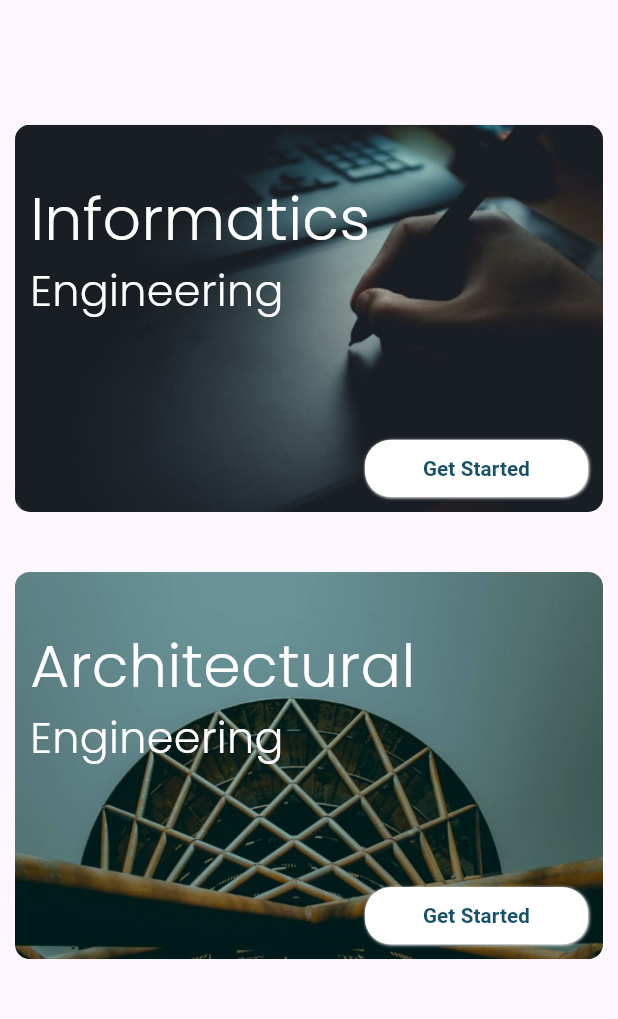
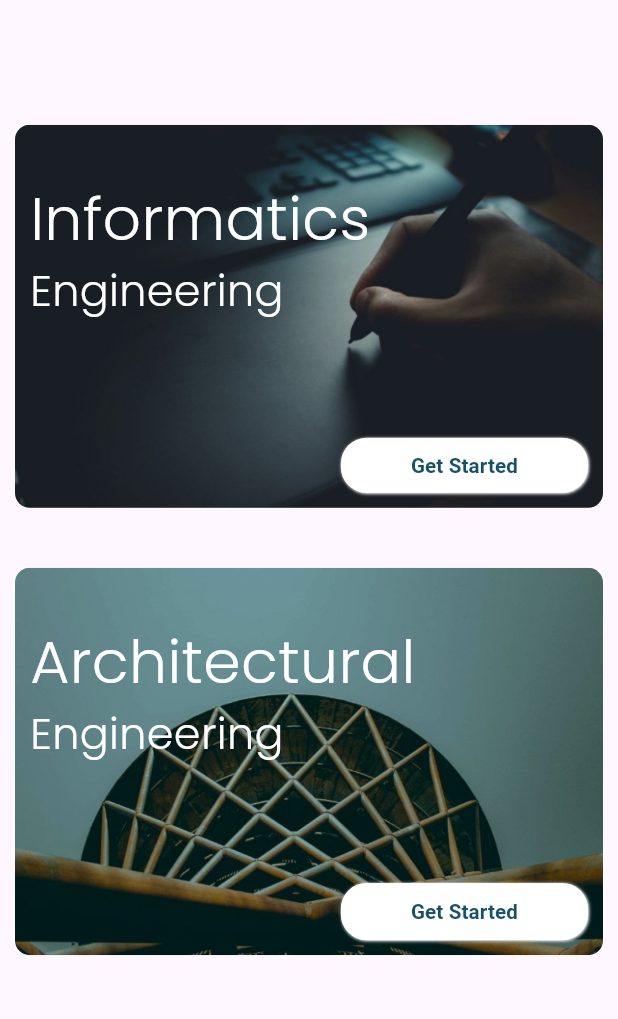
Before and after one commit to nnaaeell/spark, a Flutter app: the StudentService screen opened directly, on a phone screen of 412 x 824 dp, the part 73-1092 px from its top. Run offline on Flutter 3.47's test engine with Material 3 defaults, Android fonts, the phone set to English and light mode, and no system bars; our stand-ins replace bloc, cached_network_image, dio, flutter_bloc, flutter_screenutil, flutter_spinkit and 8 more; accounts and stored records are empty; network calls fail.

```diff
--- a/lib/main.dart
+++ b/lib/main.dart
@@ -1,4 +1,7 @@
+import 'dart:io';
+
 import 'package:flutter/material.dart';
+import 'package:flutter/services.dart';
 import 'package:flutter_bloc/flutter_bloc.dart';
 import 'package:flutter_localizations/flutter_localizations.dart';
 import 'package:flutter_screenutil/flutter_screenutil.dart';
@@ -9,6 +12,10 @@ import 'package:spark/ui/screens/company_service_details/cubit/company_service_d
 import 'package:spark/ui/screens/company_services/cubit/company_services_cubit.dart';
 import 'package:spark/ui/screens/home/home_screen.dart';
 import 'package:spark/ui/screens/on_boarding/on_boarding_screen.dart';
+import 'package:spark/ui/screens/our_projects/cubit/our_projects_cubit.dart';
+import 'package:spark/ui/screens/screens.dart';
+import 'package:spark/ui/screens/student_course_request/cubit/student_course_request_cubit.dart';
+import 'package:spark/ui/screens/student_project_request/cubit/student_project_request_cubit.dart';
 import 'package:spark/ui/style/themes/spark_theme.dart';
 import 'package:spark/utilities/spark_bloc_observer.dart';
 
@@ -16,6 +23,7 @@ import 'network/remote/dio_helper.dart';
 
 void main() async {
   WidgetsFlutterBinding.ensureInitialized();
+  HttpOverrides.global = MyHttpOverrides();
   Locale curr=WidgetsBinding.instance.window.locale;
   language=curr.languageCode;
   DioHelper.init();
@@ -53,9 +61,17 @@ class Spark extends StatelessWidget {
                   debugShowCheckedModeBanner: false,
                   theme: SparkTheme.light(),
                   home:  const OnBoardingScreen()),
-                  home:    const OnBoardingScreen()),
+
             );
           }),
     );
   }
 }
+
+class MyHttpOverrides extends HttpOverrides {
+  @override
+  HttpClient createHttpClient(SecurityContext? context) {
+    return super.createHttpClient(context)
+      ..badCertificateCallback = (X509Certificate cert, String host, int port) => true;
+  }
+}
--- a/lib/ui/screens/service_students/service_students_screen.dart
+++ b/lib/ui/screens/service_students/service_students_screen.dart
@@ -20,6 +20,9 @@ import '../../widgets/spark_button_N.dart';
 class StudentService extends StatelessWidget {
   @override
   Widget build(BuildContext context) {
+    double height=MediaQuery.of(context).size.height;
+    double width=MediaQuery.of(context).size.width;
+
     return BlocConsumer<Cubit1,Cubit1States>(
       listener: (context,state) {
 
@@ -38,7 +41,10 @@ class StudentService extends StatelessWidget {
             ServiceTileIT(
               title: 'Informatics',
               subtitle: 'Engineering',
-              image: 'assets/informatics_image1.jpg', // Replace with your asset
+              image: 'assets/informatics_image1.jpg',
+              height: height,
+              width: width,
+              // Replace with your asset
 
             ),
             SizedBox(
@@ -47,7 +53,9 @@ class StudentService extends StatelessWidget {
             ServiceTileARCH(
               title: 'Architectural ',
               subtitle: 'Engineering',
-              image: 'assets/architectural_image.jpg', // Replace with your asset
+              image: 'assets/architectural_image.jpg',
+              height: height,
+              width: width,// Replace with your asset
 
             ),
           ],
@@ -62,12 +70,17 @@ class ServiceTileIT extends StatelessWidget {
   final String title;
   final String subtitle;
   final String image;
+  final double height;
+  final double width;
+
 
   const ServiceTileIT({
     Key? key,
     required this.title,
     required this.subtitle,
     required this.image,
+    required this.height,
+    required this.width
   }) : super(key: key);
 
   @override
@@ -75,7 +88,7 @@ class ServiceTileIT extends StatelessWidget {
     return Padding(
       padding: const EdgeInsets.all(10.0),
       child: Container(
-        height: 230*0.94.h,
+        height: height*0.31,
         width: double.infinity.w,
 
         decoration: BoxDecoration(
@@ -113,8 +126,8 @@ class ServiceTileIT extends StatelessWidget {
                            navigateTo(context,  StudentHomeScreen());
 
                           },
-                          width: 130,
-                          height: 40,
+                          width: width,
+                          height: height,
                           backgroundColor:Colors.white,
                           radius:15 ,
                           ),
@@ -140,12 +153,16 @@ class ServiceTileARCH extends StatelessWidget {
   final String title;
   final String subtitle;
   final String image;
+  final double height;
+  final double width;
 
   const ServiceTileARCH({
     Key? key,
     required this.title,
     required this.subtitle,
     required this.image,
+    required this.height,
+    required this.width
   }) : super(key: key);
 
   @override
@@ -190,8 +207,8 @@ class ServiceTileARCH extends StatelessWidget {
 
                           },
 
-                            width: 130,
-                            height: 40,
+                            width: width,
+                            height: height,
                             backgroundColor:Colors.white,
                             radius:15 ,
                           ),
--- a/lib/ui/screens/student_home/student_home_screen.dart
+++ b/lib/ui/screens/student_home/student_home_screen.dart
@@ -225,7 +225,9 @@ class _StudentHomeScreenState extends State<StudentHomeScreen> {
           child: Container(
             width: 90.w,
 
-            child: TextButton(onPressed:(){},
+            child: TextButton(onPressed:(){
+
+            },
                 child:Text('GO IT',
                   style: TextStyle(
                       color: Colors.white,
--- a/lib/ui/widgets/spark_botton_for_student_services.dart
+++ b/lib/ui/widgets/spark_botton_for_student_services.dart
@@ -26,8 +26,8 @@ class SparkButtonForStudentsSrevices extends StatelessWidget {
       padding: const EdgeInsets.only(top: 20),
 
       child: Container(
-        width: width.w,
-        height: height.h,
+        width: width*0.4,
+        height: height*0.2,
         child: TextButton(onPressed:onPressed,
             child:Text('Get Started',
               style: TextStyle(
```
